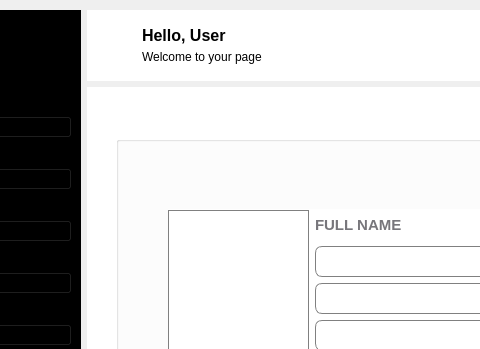
The window that School_System/ui/IndexSU.ui (KasperJack/School-Management-System) describes before a commit, drawn with Qt 5; both pictures show x 166 to 646 and y 0 to 349 of the 1221 by 855 pixel window.
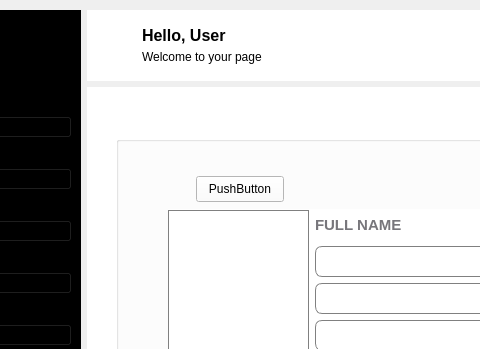
The same window after the commit. Icons and pictures are not drawn.

```diff
--- a/School_System/ui/IndexSU.ui
+++ b/School_System/ui/IndexSU.ui
@@ -2264,6 +2264,19 @@
                 </item>
                </layout>
               </widget>
+              <widget class="QPushButton" name="update_pic">
+               <property name="geometry">
+                <rect>
+                 <x>80</x>
+                 <y>40</y>
+                 <width>88</width>
+                 <height>26</height>
+                </rect>
+               </property>
+               <property name="text">
+                <string>PushButton</string>
+               </property>
+              </widget>
              </widget>
              <widget class="QTextEdit" name="update_additional_info">
               <property name="geometry">
```
